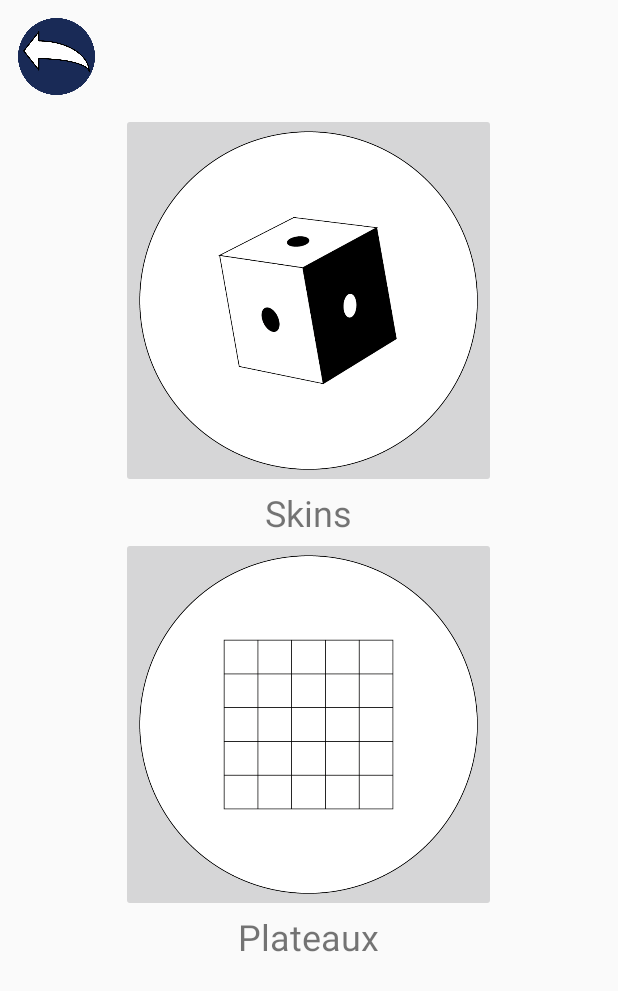
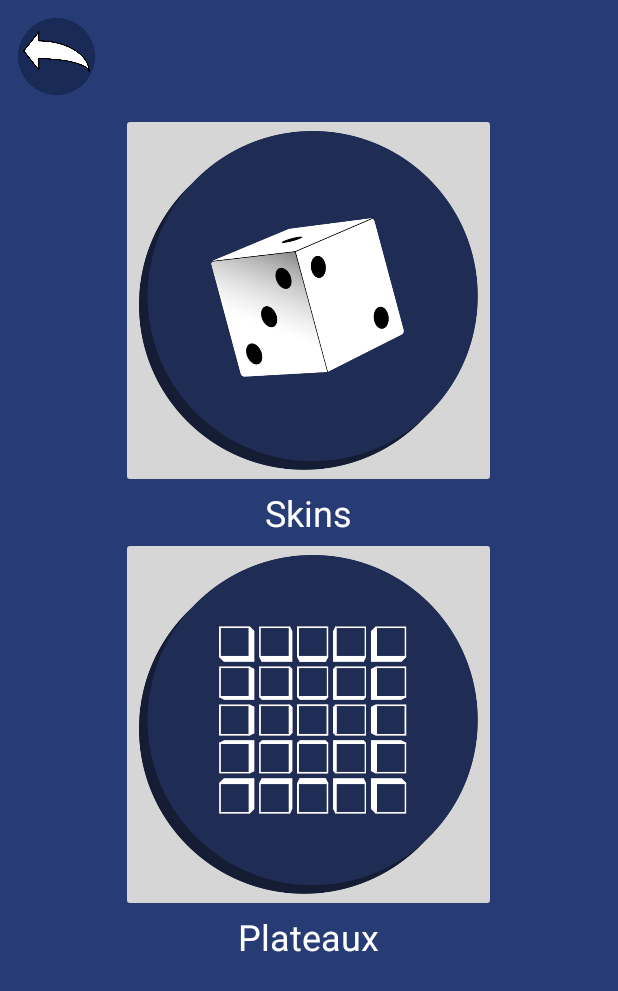
Before and after one commit to GregoireBellon/YamMaster, an Android app: the layout ecran_edition.xml on its own in the app's theme, with its tools: preview values and no code run, on a phone screen of 412 x 824 dp. Shown: the top 991 px of the screen. Run offline under Robolectric (Android 15) with nearby library versions, the phone set to English and light mode, and no system bars.

Commit message:
Ajout de l'ecran Edition

```diff
--- a/app/src/main/AndroidManifest.xml
+++ b/app/src/main/AndroidManifest.xml
@@ -11,6 +11,8 @@
         android:theme="@style/AppTheme">
         <activity android:name=".MenuJouer" android:theme="@style/AppTheme.NoActionBar"></activity>
 
+        <activity android:name=".EcranEdition" android:theme="@style/AppTheme.NoActionBar"></activity>
+
         <activity android:name=".EcranAccueil" android:theme="@style/AppTheme.NoActionBar">
 
             <intent-filter>
--- a/app/src/main/java/com/example/yatzy/EcranEdition.java
+++ b/app/src/main/java/com/example/yatzy/EcranEdition.java
@@ -9,8 +9,7 @@ public class EcranEdition extends AppCompatActivity {
     @Override
     protected void onCreate(Bundle savedInstanceState) {
         super.onCreate(savedInstanceState);
-        setContentView(R.layout.ecran_accueil);
-        getSupportActionBar().hide();
+        setContentView(R.layout.ecran_edition);
     }
 
 }
--- a/app/src/main/java/com/example/yatzy/MenuJouer.java
+++ b/app/src/main/java/com/example/yatzy/MenuJouer.java
@@ -24,9 +24,7 @@ public class MenuJouer extends AppCompatActivity {
     protected void onCreate(Bundle savedInstanceState) {
         super.onCreate(savedInstanceState);
         setContentView(R.layout.activity_menu_jouer);
-
         initValues();
-
     }
 
     private void initValues(){
--- a/app/src/main/java/com/example/yatzy/Skin.java
+++ b/app/src/main/java/com/example/yatzy/Skin.java
@@ -7,7 +7,7 @@ import android.widget.ImageView;
 public class Skin {
 
 
-
+/*
 
     EcranSkin context;
     ImageButton sprite;
@@ -52,7 +52,7 @@ public class Skin {
         this.sprite.setY(y);
     }
 
-
+*/
 
 
 }
--- a/app/src/main/res/layout/ecran_edition.xml
+++ b/app/src/main/res/layout/ecran_edition.xml
@@ -10,7 +10,8 @@ android:paddingLeft="0dp"
 android:paddingTop="0dp"
 android:paddingRight="0dp"
 android:paddingBottom="0dp"
-tools:context=".EcranEdition">
+tools:context=".EcranEdition"
+android:background="#273c75">
 
     <LinearLayout
         android:layout_width="match_parent"
@@ -52,6 +53,7 @@ tools:context=".EcranEdition">
                     android:layout_width="wrap_content"
                     android:layout_height="wrap_content"
                     android:text="Skins"
+                    android:textColor="#FFFFFF"
                     android:textSize="24sp" />
 
             </LinearLayout>
@@ -75,6 +77,7 @@ tools:context=".EcranEdition">
                     android:layout_width="wrap_content"
                     android:layout_height="wrap_content"
                     android:text="Plateaux"
+                    android:textColor="#FFFFFF"
                     android:textSize="24sp" />
             </LinearLayout>
 
```
Also changed, not shown: app/src/main/java/com/example/yatzy/EcranAccueil.java (+12 -0 lines), app/src/main/res/drawable/bouton_plateau.png, app/src/main/res/drawable/bouton_skin.png.
